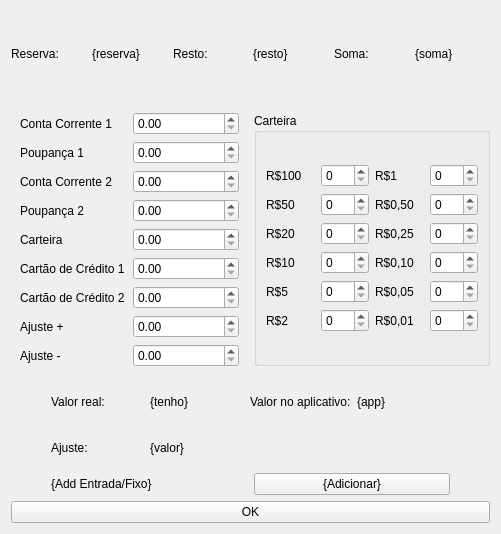
First picture: the form in ui/ajuste.ui, repository vazerick/controle_gastos, before the edit.
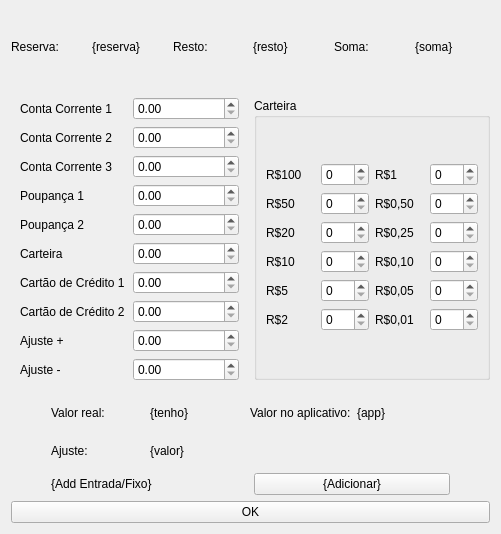
Second picture: the form after the edit.

Commit message: Ajustes básicos para pequenos erros

What changed in the file:
```diff
--- a/ui/ajuste.ui
+++ b/ui/ajuste.ui
@@ -65,127 +65,141 @@
      <item>
       <widget class="QFrame" name="formFrame">
        <layout class="QGridLayout" name="gridLayout_5">
-        <item row="0" column="0">
-         <widget class="QLabel" name="contaCorrente1Label">
+        <item row="11" column="1">
+         <widget class="QDoubleSpinBox" name="spinAjusteN">
+          <property name="maximum">
+           <double>9999.989999999999782</double>
+          </property>
+         </widget>
+        </item>
+        <item row="2" column="1">
+         <widget class="QDoubleSpinBox" name="spinConta3">
+          <property name="maximum">
+           <double>9999.989999999999782</double>
+          </property>
+         </widget>
+        </item>
+        <item row="6" column="0">
+         <widget class="QLabel" name="cateiraLabel">
           <property name="text">
-           <string>Conta Corrente 1</string>
+           <string>Carteira</string>
           </property>
          </widget>
         </item>
-        <item row="0" column="1">
-         <widget class="QDoubleSpinBox" name="spinConta1">
+        <item row="2" column="0">
+         <widget class="QLabel" name="contaCorrente3Label">
+          <property name="text">
+           <string>Conta Corrente 3</string>
+          </property>
+         </widget>
+        </item>
+        <item row="10" column="1">
+         <widget class="QDoubleSpinBox" name="spinAjusteP">
           <property name="maximum">
            <double>9999.989999999999782</double>
           </property>
          </widget>
         </item>
-        <item row="1" column="0">
+        <item row="4" column="0">
          <widget class="QLabel" name="poupanca1Label">
           <property name="text">
            <string>Poupança 1</string>
           </property>
          </widget>
         </item>
+        <item row="0" column="1">
+         <widget class="QDoubleSpinBox" name="spinConta1">
+          <property name="maximum">
+           <double>9999.989999999999782</double>
+          </property>
+         </widget>
+        </item>
         <item row="1" column="1">
+         <widget class="QDoubleSpinBox" name="spinConta2">
+          <property name="maximum">
+           <double>9999.989999999999782</double>
+          </property>
+         </widget>
+        </item>
+        <item row="0" column="0">
+         <widget class="QLabel" name="contaCorrente1Label">
+          <property name="text">
+           <string>Conta Corrente 1</string>
+          </property>
+         </widget>
+        </item>
+        <item row="10" column="0">
+         <widget class="QLabel" name="ajusteLabel">
+          <property name="text">
+           <string>Ajuste +</string>
+          </property>
+         </widget>
+        </item>
+        <item row="4" column="1">
          <widget class="QDoubleSpinBox" name="spinPoupanca">
           <property name="maximum">
            <double>9999.989999999999782</double>
           </property>
          </widget>
         </item>
-        <item row="2" column="0">
-         <widget class="QLabel" name="contaCorrente2Label">
-          <property name="text">
-           <string>Conta Corrente 2</string>
-          </property>
-         </widget>
-        </item>
-        <item row="2" column="1">
-         <widget class="QDoubleSpinBox" name="spintConta2">
-          <property name="maximum">
-           <double>9999.989999999999782</double>
-          </property>
-         </widget>
-        </item>
-        <item row="3" column="0">
+        <item row="5" column="0">
          <widget class="QLabel" name="poupanca2Label">
           <property name="text">
            <string>Poupança 2</string>
           </property>
          </widget>
         </item>
-        <item row="3" column="1">
+        <item row="5" column="1">
          <widget class="QDoubleSpinBox" name="spinPoupanca2">
           <property name="maximum">
            <double>9999.989999999999782</double>
           </property>
          </widget>
         </item>
-        <item row="4" column="0">
-         <widget class="QLabel" name="cateiraLabel">
+        <item row="1" column="0">
+         <widget class="QLabel" name="contaCorrente2Label">
           <property name="text">
-           <string>Carteira</string>
+           <string>Conta Corrente 2</string>
           </property>
          </widget>
         </item>
-        <item row="4" column="1">
+        <item row="6" column="1">
          <widget class="QDoubleSpinBox" name="spinCarteira">
           <property name="maximum">
            <double>9999.989999999999782</double>
           </property>
          </widget>
         </item>
-        <item row="5" column="0">
-         <widget class="QLabel" name="cartaoDeCreditoLabel">
+        <item row="11" column="0">
+         <widget class="QLabel" name="ajusteLabel_2">
           <property name="text">
-           <string>Cartão de Crédito 1</string>
+           <string>Ajuste -</string>
           </property>
          </widget>
         </item>
-        <item row="5" column="1">
-         <widget class="QDoubleSpinBox" name="spinCredito1">
-          <property name="maximum">
-           <double>9999.989999999999782</double>
-          </property>
-         </widget>
-        </item>
-        <item row="6" column="0">
+        <item row="9" column="0">
          <widget class="QLabel" name="cartaoDeCreditoLabel_2">
           <property name="text">
            <string>Cartão de Crédito 2</string>
           </property>
          </widget>
         </item>
-        <item row="6" column="1">
-         <widget class="QDoubleSpinBox" name="spinCredito2">
-          <property name="maximum">
-           <double>9999.989999999999782</double>
-          </property>
-         </widget>
-        </item>
-        <item row="7" column="0">
-         <widget class="QLabel" name="ajusteLabel">
-          <property name="text">
-           <string>Ajuste +</string>
-          </property>
-         </widget>
-        </item>
-        <item row="7" column="1">
-         <widget class="QDoubleSpinBox" name="spinAjusteP">
-          <property name="maximum">
-           <double>9999.989999999999782</double>
-          </property>
-         </widget>
-        </item>
         <item row="8" column="0">
-         <widget class="QLabel" name="ajusteLabel_2">
+         <widget class="QLabel" name="cartaoDeCreditoLabel">
           <property name="text">
-           <string>Ajuste -</string>
+           <string>Cartão de Crédito 1</string>
           </property>
          </widget>
         </item>
         <item row="8" column="1">
-         <widget class="QDoubleSpinBox" name="spinAjusteN">
+         <widget class="QDoubleSpinBox" name="spinCredito1">
+          <property name="maximum">
+           <double>9999.989999999999782</double>
+          </property>
+         </widget>
+        </item>
+        <item row="9" column="1">
+         <widget class="QDoubleSpinBox" name="spinCredito2">
           <property name="maximum">
            <double>9999.989999999999782</double>
           </property>
@@ -284,40 +298,6 @@
           </item>
           <item row="0" column="0">
            <layout class="QGridLayout" name="gridLayout_3">
-            <item row="0" column="0">
-             <widget class="QLabel" name="r100Label">
-              <property name="text">
-               <string>R$100</string>
-              </property>
-             </widget>
-            </item>
-            <item row="0" column="1">
-             <widget class="QSpinBox" name="spin100">
-              <property name="maximum">
-               <number>999</number>
-              </property>
-             </widget>
-            </item>
-            <item row="1" column="0">
-             <widget class="QLabel" name="r50Label">
-              <property name="text">
-               <string>R$50</string>
-              </property>
-             </widget>
-            </item>
-            <item row="1" column="1">
-             <widget class="QSpinBox" name="spin50"/>
-            </item>
-            <item row="2" column="0">
-             <widget class="QLabel" name="r20Label">
-              <property name="text">
-               <string>R$20</string>
-              </property>
-             </widget>
-            </item>
-            <item row="2" column="1">
-             <widget class="QSpinBox" name="spin20"/>
-            </item>
             <item row="3" column="0">
              <widget class="QLabel" name="r10Label">
               <property name="text">
@@ -325,8 +305,8 @@
               </property>
              </widget>
             </item>
-            <item row="3" column="1">
-             <widget class="QSpinBox" name="spin10"/>
+            <item row="2" column="1">
+             <widget class="QSpinBox" name="spin20"/>
             </item>
             <item row="4" column="0">
              <widget class="QLabel" name="r5Label">
@@ -335,9 +315,6 @@
               </property>
              </widget>
             </item>
-            <item row="4" column="1">
-             <widget class="QSpinBox" name="spin5"/>
-            </item>
             <item row="5" column="0">
              <widget class="QLabel" name="r2Label">
               <property name="text">
@@ -345,9 +322,46 @@
               </property>
              </widget>
             </item>
+            <item row="3" column="1">
+             <widget class="QSpinBox" name="spin10"/>
+            </item>
             <item row="5" column="1">
              <widget class="QSpinBox" name="spin2"/>
             </item>
+            <item row="4" column="1">
+             <widget class="QSpinBox" name="spin5"/>
+            </item>
+            <item row="1" column="1">
+             <widget class="QSpinBox" name="spin50"/>
+            </item>
+            <item row="1" column="0">
+             <widget class="QLabel" name="r50Label">
+              <property name="text">
+               <string>R$50</string>
+              </property>
+             </widget>
+            </item>
+            <item row="0" column="1">
+             <widget class="QSpinBox" name="spin100">
+              <property name="maximum">
+               <number>999</number>
+              </property>
+             </widget>
+            </item>
+            <item row="2" column="0">
+             <widget class="QLabel" name="r20Label">
+              <property name="text">
+               <string>R$20</string>
+              </property>
+             </widget>
+            </item>
+            <item row="0" column="0">
+             <widget class="QLabel" name="r100Label">
+              <property name="text">
+               <string>R$100</string>
+              </property>
+             </widget>
+            </item>
            </layout>
           </item>
          </layout>
```
Left out of the diff: 9 changed lines with no effect on the pictures. The commit also changes 4 other files.
